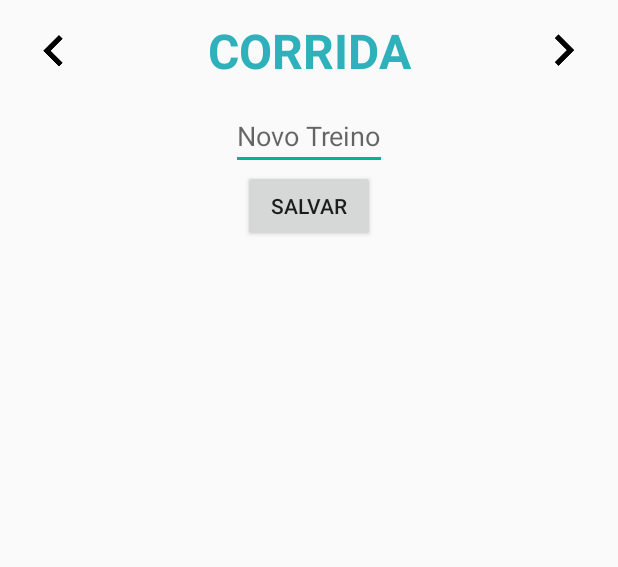
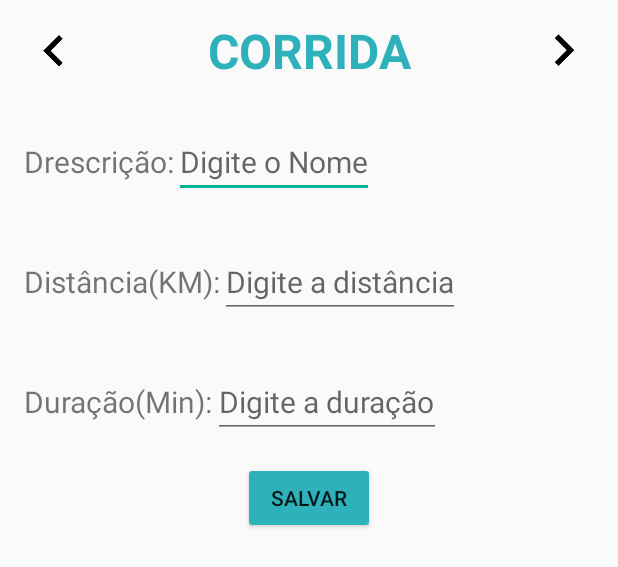
Before and after one commit to ArturFranco/FILS, an Android app: the layout add_treino_corrida.xml on its own in the app's theme, with its tools: preview values and no code run, on a phone screen of 412 x 824 dp. Shown: the top 567 px of the screen. Run offline under Robolectric (Android 15) with nearby library versions, the phone set to English and light mode, and no system bars.

Commit message:
- Mudanças na tela de adicionar corrida

```diff
--- a/app/src/main/java/com/example/gabriel/fils/AddTreino.java
+++ b/app/src/main/java/com/example/gabriel/fils/AddTreino.java
@@ -99,6 +99,10 @@ public class AddTreino extends AppCompatActivity {
 
 //        Intent intent = new Intent(AddTreino.this, NovoTreino.class);
 //        startActivity(intent);
+    }
+
+    protected void uploadCorrida(View view){
+
     }
 
     protected void passarTipoTreino (View view){
--- a/app/src/main/res/layout/add_treino_corrida.xml
+++ b/app/src/main/res/layout/add_treino_corrida.xml
@@ -40,19 +40,64 @@
         android:layout_width="match_parent"
         android:layout_height="match_parent"
         android:orientation="vertical">
-        <EditText
+        <LinearLayout
             android:layout_width="wrap_content"
             android:layout_height="wrap_content"
-            android:hint="Novo Treino"
-            android:id="@+id/addTreinoText"
-            android:layout_gravity="center_horizontal|center_vertical"/>
+            android:orientation="horizontal"
+            android:layout_margin="@dimen/activity_horizontal_margin">
+            <TextView
+                android:layout_width="match_parent"
+                android:layout_height="wrap_content"
+                android:text="Drescrição:"
+                android:textSize="20dp"/>
+            <EditText
+                android:layout_width="match_parent"
+                android:layout_height="wrap_content"
+                android:hint="Digite o Nome"
+                android:textSize="20dp"/>
+        </LinearLayout>
+        <LinearLayout
+            android:layout_width="wrap_content"
+            android:layout_height="wrap_content"
+            android:orientation="horizontal"
+            android:layout_margin="@dimen/activity_horizontal_margin">
+            <TextView
+                android:layout_width="match_parent"
+                android:layout_height="wrap_content"
+                android:text="Distância(KM):"
+                android:textSize="20dp"/>
+            <EditText
+                android:layout_width="match_parent"
+                android:layout_height="wrap_content"
+                android:hint="Digite a distância"
+                android:textSize="20dp"
+                android:inputType="numberDecimal"/>
+        </LinearLayout>
+        <LinearLayout
+            android:layout_width="wrap_content"
+            android:layout_height="wrap_content"
+            android:orientation="horizontal"
+            android:layout_margin="@dimen/activity_horizontal_margin">
+            <TextView
+                android:layout_width="match_parent"
+                android:layout_height="wrap_content"
+                android:text="Duração(Min):"
+                android:textSize="20dp"/>
+            <EditText
+                android:layout_width="match_parent"
+                android:layout_height="wrap_content"
+                android:hint="Digite a duração"
+                android:textSize="20dp"
+                android:inputType="number"/>
+        </LinearLayout>
         <Button
             android:layout_width="wrap_content"
             android:layout_height="wrap_content"
             android:id="@+id/uploadNovoTreino"
             android:text="Salvar"
             android:layout_gravity="center_horizontal"
-            android:onClick="uploadTreino"/>
+            android:onClick="uploadCorrida"
+            android:backgroundTint="@color/botao"/>
     </LinearLayout>
 
 </LinearLayout>
```
